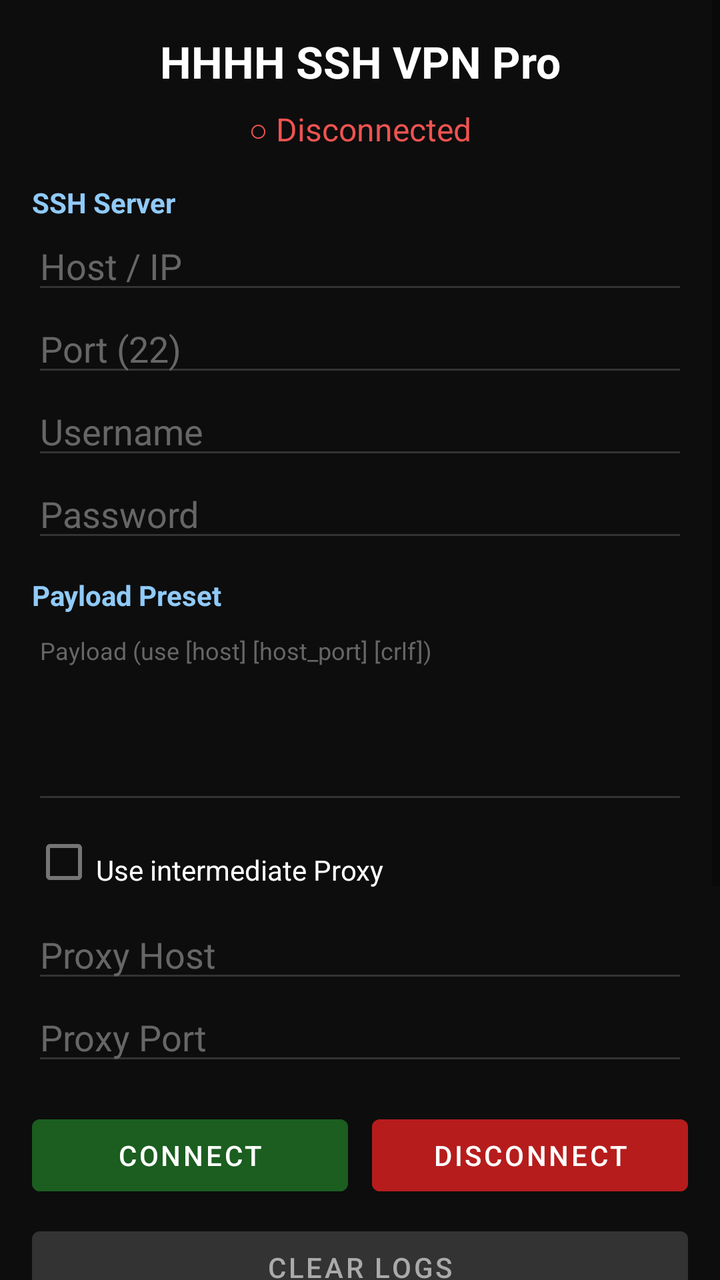
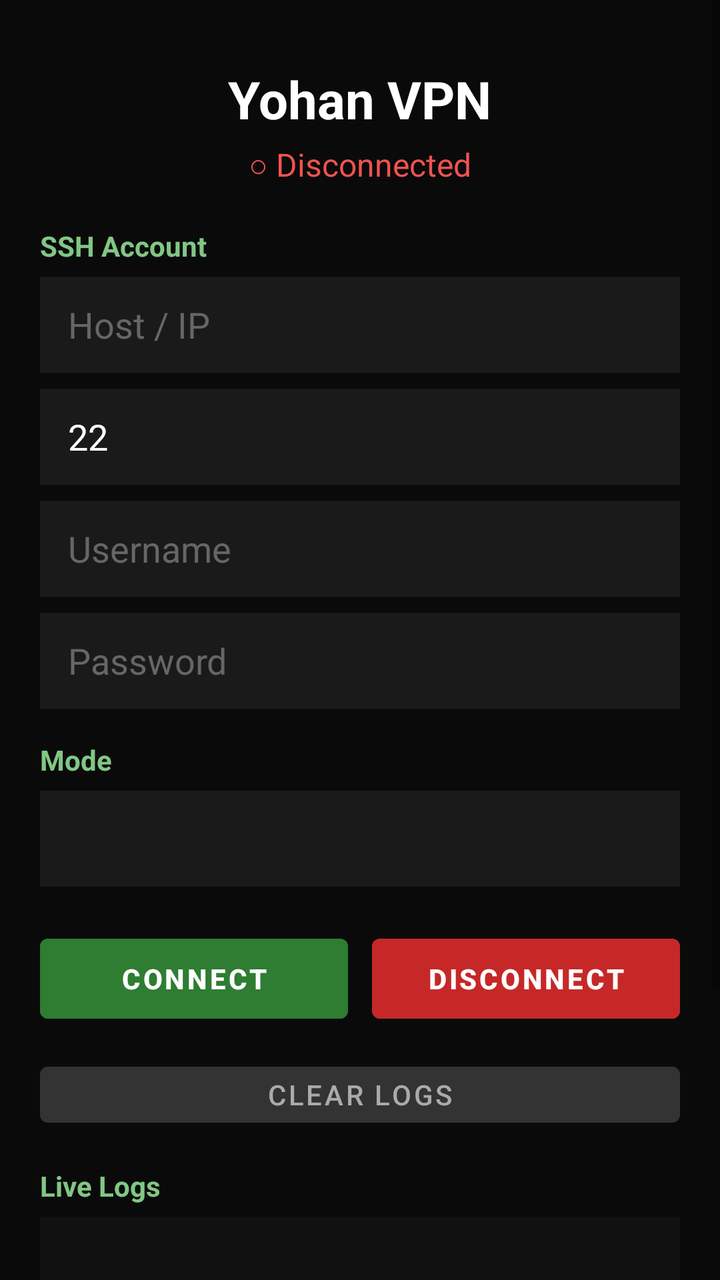

Screens rendered from an Android XML layout before and after an edit, with the pre-edit source and the edit as a unified diff.
<!-- AndroidManifest.xml: application theme Theme.HHHHVPN -->
<!-- res/layout/activity_main.xml -->
<?xml version="1.0" encoding="utf-8"?>
<ScrollView xmlns:android="http://schemas.android.com/apk/res/android"
    android:layout_width="match_parent"
    android:layout_height="match_parent"
    android:background="#0D0D0D"
    android:fillViewport="true">

    <LinearLayout
        android:layout_width="match_parent"
        android:layout_height="wrap_content"
        android:orientation="vertical"
        android:padding="16dp">

        <TextView
            android:layout_width="match_parent"
            android:layout_height="wrap_content"
            android:text="HHHH SSH VPN Pro"
            android:textColor="#FFFFFF"
            android:textSize="22sp"
            android:textStyle="bold"
            android:gravity="center"
            android:paddingBottom="8dp" />

        <TextView
            android:id="@+id/tvStatus"
            android:layout_width="match_parent"
            android:layout_height="wrap_content"
            android:text="○ Disconnected"
            android:textColor="#EF5350"
            android:textSize="16sp"
            android:gravity="center"
            android:paddingBottom="12dp" />

        
        <TextView
            android:layout_width="match_parent"
            android:layout_height="wrap_content"
            android:text="SSH Server"
            android:textColor="#90CAF9"
            android:textStyle="bold"
            android:paddingTop="4dp" />

        <EditText
            android:id="@+id/etHost"
            android:layout_width="match_parent"
            android:layout_height="wrap_content"
            android:hint="Host / IP"
            android:inputType="text"
            android:textColor="#FFFFFF"
            android:textColorHint="#666666"
            android:backgroundTint="#333333" />

        <EditText
            android:id="@+id/etPort"
            android:layout_width="match_parent"
            android:layout_height="wrap_content"
            android:hint="Port (22)"
            android:inputType="number"
            android:textColor="#FFFFFF"
            android:textColorHint="#666666"
            android:backgroundTint="#333333" />

        <EditText
            android:id="@+id/etUser"
            android:layout_width="match_parent"
            android:layout_height="wrap_content"
            android:hint="Username"
            android:inputType="text"
            android:textColor="#FFFFFF"
            android:textColorHint="#666666"
            android:backgroundTint="#333333" />

        <EditText
            android:id="@+id/etPass"
            android:layout_width="match_parent"
            android:layout_height="wrap_content"
            android:hint="Password"
            android:inputType="textPassword"
            android:textColor="#FFFFFF"
            android:textColorHint="#666666"
            android:backgroundTint="#333333" />

        
        <TextView
            android:layout_width="match_parent"
            android:layout_height="wrap_content"
            android:text="Payload Preset"
            android:textColor="#90CAF9"
            android:textStyle="bold"
            android:paddingTop="12dp" />

        <Spinner
            android:id="@+id/spPreset"
            android:layout_width="match_parent"
            android:layout_height="wrap_content"
            android:background="#1A1A1A"
            android:popupBackground="#222222" />

        <EditText
            android:id="@+id/etPayload"
            android:layout_width="match_parent"
            android:layout_height="100dp"
            android:hint="Payload (use [host] [host_port] [crlf])"
            android:inputType="textMultiLine"
            android:gravity="top"
            android:textColor="#FFFFFF"
            android:textColorHint="#666666"
            android:backgroundTint="#333333"
            android:textSize="12sp" />

        
        <CheckBox
            android:id="@+id/cbProxy"
            android:layout_width="match_parent"
            android:layout_height="wrap_content"
            android:text="Use intermediate Proxy"
            android:textColor="#FFFFFF"
            android:paddingTop="8dp" />

        <EditText
            android:id="@+id/etProxyHost"
            android:layout_width="match_parent"
            android:layout_height="wrap_content"
            android:hint="Proxy Host"
            android:inputType="text"
            android:textColor="#FFFFFF"
            android:textColorHint="#666666"
            android:backgroundTint="#333333" />

        <EditText
            android:id="@+id/etProxyPort"
            android:layout_width="match_parent"
            android:layout_height="wrap_content"
            android:hint="Proxy Port"
            android:inputType="number"
            android:textColor="#FFFFFF"
            android:textColorHint="#666666"
            android:backgroundTint="#333333" />

        
        <LinearLayout
            android:layout_width="match_parent"
            android:layout_height="wrap_content"
            android:orientation="horizontal"
            android:paddingTop="16dp">

            <Button
                android:id="@+id/btnConnect"
                android:layout_width="0dp"
                android:layout_height="wrap_content"
                android:layout_weight="1"
                android:text="CONNECT"
                android:backgroundTint="#1B5E20"
                android:textColor="#FFFFFF"
                android:layout_marginEnd="6dp" />

            <Button
                android:id="@+id/btnDisconnect"
                android:layout_width="0dp"
                android:layout_height="wrap_content"
                android:layout_weight="1"
                android:text="DISCONNECT"
                android:backgroundTint="#B71C1C"
                android:textColor="#FFFFFF"
                android:layout_marginStart="6dp"
                android:enabled="false" />
        </LinearLayout>

        <Button
            android:id="@+id/btnClearLog"
            android:layout_width="match_parent"
            android:layout_height="wrap_content"
            android:text="Clear Logs"
            android:backgroundTint="#333333"
            android:textColor="#AAAAAA"
            android:layout_marginTop="8dp" />

        
        <TextView
            android:layout_width="match_parent"
            android:layout_height="wrap_content"
            android:text="Live Logs (stable)"
            android:textColor="#90CAF9"
            android:textStyle="bold"
            android:paddingTop="12dp" />

        <TextView
            android:id="@+id/tvLogs"
            android:layout_width="match_parent"
            android:layout_height="220dp"
            android:background="#111111"
            android:textColor="#B0BEC5"
            android:textSize="11sp"
            android:padding="8dp"
            android:scrollbars="vertical"
            android:fadeScrollbars="false"
            android:fontFamily="monospace" />

    </LinearLayout>
</ScrollView>
<!-- resources referenced by this layout -->
<resources>
  <style name="Theme.HHHHVPN" parent="Theme.MaterialComponents.DayNight.NoActionBar">
          <item name="colorPrimary">#1B5E20</item>
          <item name="colorPrimaryVariant">#0D3B12</item>
          <item name="colorOnPrimary">#FFFFFF</item>
          <item name="colorSecondary">#90CAF9</item>
          <item name="android:statusBarColor">#000000</item>
          <item name="android:navigationBarColor">#000000</item>
          <item name="android:windowBackground">#0D0D0D</item>
      </style>
</resources>

<!-- the commit's change to res/layout/activity_main.xml (unified diff, before → after) -->
@@ -2,165 +2,144 @@
 <ScrollView xmlns:android="http://schemas.android.com/apk/res/android"
     android:layout_width="match_parent"
     android:layout_height="match_parent"
-    android:background="#0D0D0D"
+    android:background="#0A0A0A"
     android:fillViewport="true">
 
     <LinearLayout
         android:layout_width="match_parent"
         android:layout_height="wrap_content"
         android:orientation="vertical"
-        android:padding="16dp">
+        android:gravity="center_horizontal"
+        android:padding="20dp">
 
+        
         <TextView
-            android:layout_width="match_parent"
+            android:layout_width="wrap_content"
             android:layout_height="wrap_content"
-            android:text="HHHH SSH VPN Pro"
+            android:text="Yohan VPN"
             android:textColor="#FFFFFF"
-            android:textSize="22sp"
+            android:textSize="26sp"
             android:textStyle="bold"
-            android:gravity="center"
-            android:paddingBottom="8dp" />
+            android:layout_marginTop="12dp"
+            android:layout_marginBottom="4dp" />
 
+        
         <TextView
             android:id="@+id/tvStatus"
-            android:layout_width="match_parent"
+            android:layout_width="wrap_content"
             android:layout_height="wrap_content"
             android:text="○ Disconnected"
             android:textColor="#EF5350"
             android:textSize="16sp"
-            android:gravity="center"
-            android:paddingBottom="12dp" />
+            android:layout_marginBottom="20dp" />
 
         
         <TextView
             android:layout_width="match_parent"
             android:layout_height="wrap_content"
-            android:text="SSH Server"
-            android:textColor="#90CAF9"
+            android:text="SSH Account"
+            android:textColor="#81C784"
             android:textStyle="bold"
-            android:paddingTop="4dp" />
+            android:textSize="14sp"
+            android:layout_marginBottom="6dp" />
 
         <EditText
             android:id="@+id/etHost"
             android:layout_width="match_parent"
-            android:layout_height="wrap_content"
+            android:layout_height="48dp"
             android:hint="Host / IP"
             android:inputType="text"
             android:textColor="#FFFFFF"
             android:textColorHint="#666666"
-            android:backgroundTint="#333333" />
+            android:background="#1A1A1A"
+            android:paddingHorizontal="14dp"
+            android:layout_marginBottom="8dp"
+            android:singleLine="true" />
 
         <EditText
             android:id="@+id/etPort"
             android:layout_width="match_parent"
-            android:layout_height="wrap_content"
-            android:hint="Port (22)"
+            android:layout_height="48dp"
+            android:hint="Port"
             android:inputType="number"
             android:textColor="#FFFFFF"
             android:textColorHint="#666666"
-            android:backgroundTint="#333333" />
+            android:background="#1A1A1A"
+            android:paddingHorizontal="14dp"
+            android:layout_marginBottom="8dp"
+            android:singleLine="true"
+            android:text="22" />
 
         <EditText
             android:id="@+id/etUser"
             android:layout_width="match_parent"
-            android:layout_height="wrap_content"
+            android:layout_height="48dp"
             android:hint="Username"
             android:inputType="text"
             android:textColor="#FFFFFF"
             android:textColorHint="#666666"
-            android:backgroundTint="#333333" />
+            android:background="#1A1A1A"
+            android:paddingHorizontal="14dp"
+            android:layout_marginBottom="8dp"
+            android:singleLine="true" />
 
         <EditText
             android:id="@+id/etPass"
             android:layout_width="match_parent"
-            android:layout_height="wrap_content"
+            android:layout_height="48dp"
             android:hint="Password"
             android:inputType="textPassword"
             android:textColor="#FFFFFF"
             android:textColorHint="#666666"
-            android:backgroundTint="#333333" />
+            android:background="#1A1A1A"
+            android:paddingHorizontal="14dp"
+            android:layout_marginBottom="16dp"
+            android:singleLine="true" />
 
         
         <TextView
             android:layout_width="match_parent"
             android:layout_height="wrap_content"
-            android:text="Payload Preset"
-            android:textColor="#90CAF9"
+            android:text="Mode"
+            android:textColor="#81C784"
             android:textStyle="bold"
-            android:paddingTop="12dp" />
+            android:textSize="14sp"
+            android:layout_marginBottom="6dp" />
 
         <Spinner
             android:id="@+id/spPreset"
             android:layout_width="match_parent"
-            android:layout_height="wrap_content"
+            android:layout_height="48dp"
             android:background="#1A1A1A"
-            android:popupBackground="#222222" />
-
-        <EditText
-            android:id="@+id/etPayload"
-            android:layout_width="match_parent"
-            android:layout_height="100dp"
-            android:hint="Payload (use [host] [host_port] [crlf])"
-            android:inputType="textMultiLine"
-            android:gravity="top"
-            android:textColor="#FFFFFF"
-            android:textColorHint="#666666"
-            android:backgroundTint="#333333"
-            android:textSize="12sp" />
-
-        
-        <CheckBox
-            android:id="@+id/cbProxy"
-            android:layout_width="match_parent"
-            android:layout_height="wrap_content"
-            android:text="Use intermediate Proxy"
-            android:textColor="#FFFFFF"
-            android:paddingTop="8dp" />
-
-        <EditText
-            android:id="@+id/etProxyHost"
-            android:layout_width="match_parent"
-            android:layout_height="wrap_content"
-            android:hint="Proxy Host"
-            android:inputType="text"
-            android:textColor="#FFFFFF"
-            android:textColorHint="#666666"
-            android:backgroundTint="#333333" />
-
-        <EditText
-            android:id="@+id/etProxyPort"
-            android:layout_width="match_parent"
-            android:layout_height="wrap_content"
-            android:hint="Proxy Port"
-            android:inputType="number"
-            android:textColor="#FFFFFF"
-            android:textColorHint="#666666"
-            android:backgroundTint="#333333" />
+            android:popupBackground="#222222"
+            android:layout_marginBottom="20dp" />
 
         
         <LinearLayout
             android:layout_width="match_parent"
             android:layout_height="wrap_content"
             android:orientation="horizontal"
-            android:paddingTop="16dp">
+            android:layout_marginBottom="12dp">
 
             <Button
                 android:id="@+id/btnConnect"
                 android:layout_width="0dp"
-                android:layout_height="wrap_content"
+                android:layout_height="52dp"
                 android:layout_weight="1"
                 android:text="CONNECT"
-                android:backgroundTint="#1B5E20"
+                android:textStyle="bold"
+                android:backgroundTint="#2E7D32"
                 android:textColor="#FFFFFF"
                 android:layout_marginEnd="6dp" />
 
             <Button
                 android:id="@+id/btnDisconnect"
                 android:layout_width="0dp"
-                android:layout_height="wrap_content"
+                android:layout_height="52dp"
                 android:layout_weight="1"
                 android:text="DISCONNECT"
-                android:backgroundTint="#B71C1C"
+                android:textStyle="bold"
+                android:backgroundTint="#C62828"
                 android:textColor="#FFFFFF"
                 android:layout_marginStart="6dp"
                 android:enabled="false" />
@@ -169,29 +148,30 @@
         <Button
             android:id="@+id/btnClearLog"
             android:layout_width="match_parent"
-            android:layout_height="wrap_content"
+            android:layout_height="40dp"
             android:text="Clear Logs"
             android:backgroundTint="#333333"
             android:textColor="#AAAAAA"
-            android:layout_marginTop="8dp" />
+            android:layout_marginBottom="16dp" />
 
         
         <TextView
             android:layout_width="match_parent"
             android:layout_height="wrap_content"
-            android:text="Live Logs (stable)"
-            android:textColor="#90CAF9"
+            android:text="Live Logs"
+            android:textColor="#81C784"
             android:textStyle="bold"
-            android:paddingTop="12dp" />
+            android:textSize="14sp"
+            android:layout_marginBottom="6dp" />
 
         <TextView
             android:id="@+id/tvLogs"
             android:layout_width="match_parent"
-            android:layout_height="220dp"
+            android:layout_height="200dp"
             android:background="#111111"
             android:textColor="#B0BEC5"
             android:textSize="11sp"
-            android:padding="8dp"
+            android:padding="10dp"
             android:scrollbars="vertical"
             android:fadeScrollbars="false"
             android:fontFamily="monospace" />
